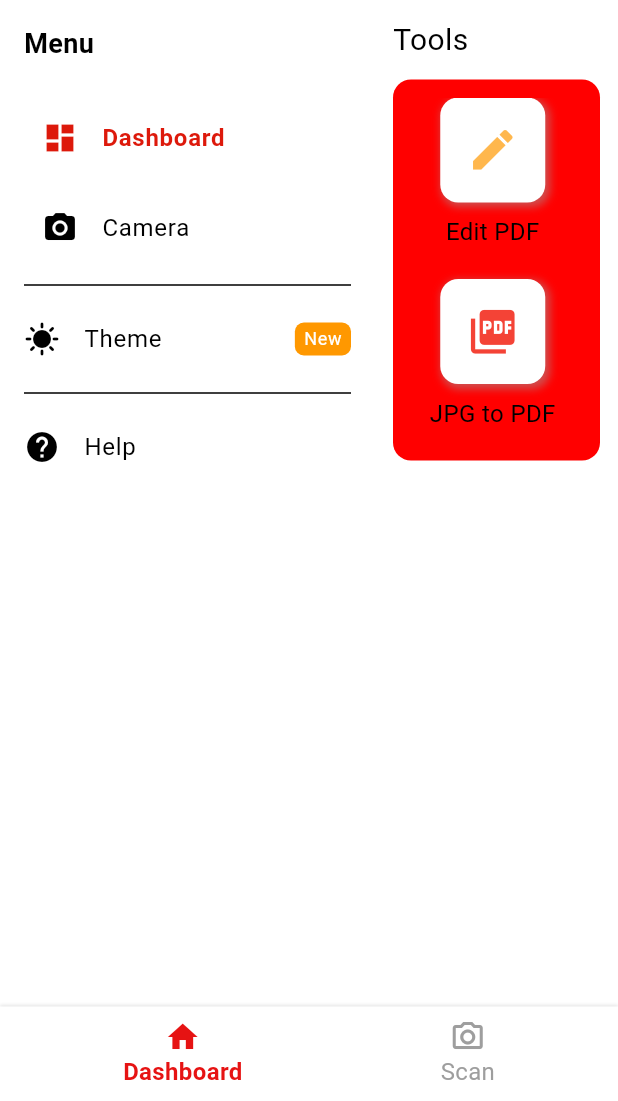
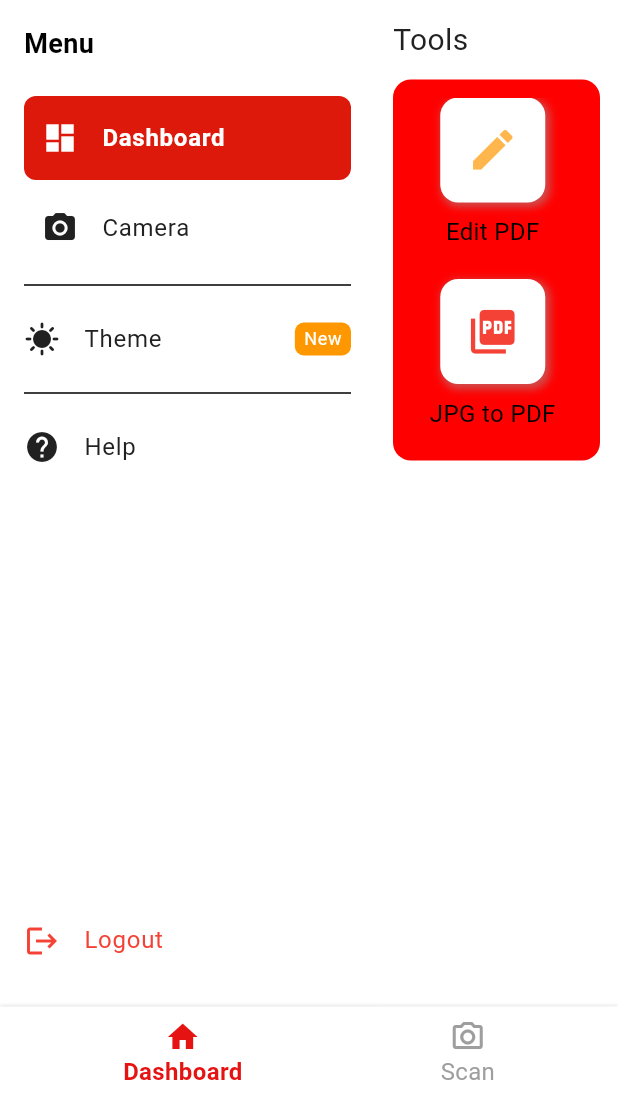
Before and after one commit to mkdm54/easyPDF-app, a Flutter app: the screen it shows after launch, after a tap on the "menu" icon, on a phone screen of 412 x 824 dp, the part 135-1236 px from its top. Run offline on Flutter 3.47's test engine with Material 3 defaults, Android fonts, the phone set to English and light mode, and no system bars; our stand-ins replace flutter_svg, video_player.

Commit message:
STYLE: perbaikan logika warna mode terang dan gelap

```diff
--- a/lib/theme/app_theme.dart
+++ b/lib/theme/app_theme.dart
@@ -10,6 +10,8 @@ class AppTheme {
     colorScheme: ColorScheme.light(
       primary: _primaryColor,
       surface: _lightBgColor,
+      onSurface: _darkBgColor
+
     ),
     textTheme: const TextTheme(
       bodyMedium: TextStyle(color: Colors.black, fontSize: 16),
--- a/lib/widgets/custom_sidebar.dart
+++ b/lib/widgets/custom_sidebar.dart
@@ -16,13 +16,23 @@ class CustomSidebar extends StatelessWidget {
   @override
   Widget build(BuildContext context) {
     final colors = Theme.of(context).colorScheme;
+
     return AnimatedContainer(
-      duration: const Duration(milliseconds: 200),
+      duration: const Duration(milliseconds: 400),
       width: isVisible ? 250 : 0,
       height: double.infinity,
+      decoration: BoxDecoration(
         color: colors.surface,
-      child:
-          isVisible
+        boxShadow: [
+          BoxShadow(
+            color: Colors.black.withValues(alpha: 0.1),
+            offset: const Offset(2, 0),
+            blurRadius: 4,
+            spreadRadius: 1,
+          ),
+        ],
+      ),
+      child: isVisible
           ? Padding(
               padding: const EdgeInsets.all(16.0),
               child: Column(
@@ -55,7 +65,7 @@ class CustomSidebar extends StatelessWidget {
                       children: [
                         const Text('Theme'),
                         const SizedBox(width: 8),
-                          Spacer(),
+                        const Spacer(),
                         Container(
                           padding: const EdgeInsets.symmetric(
                             horizontal: 6,
@@ -77,10 +87,9 @@ class CustomSidebar extends StatelessWidget {
                     ),
                     contentPadding: EdgeInsets.zero,
                     onTap: () {
-                        // Handle tap
+                      // Handle theme toggle
                     },
                   ),
-
                   const Divider(),
                   ListTile(
                     leading: const Icon(Icons.help),
@@ -90,17 +99,18 @@ class CustomSidebar extends StatelessWidget {
                       // Handle help
                     },
                   ),
-
-                    // Tombol Logout
-                    // const Spacer(),
-                    // ListTile(
-                    //   leading: const Icon(Icons.logout, color: Colors.red),
-                    //   title: const Text(
-                    //     'Logout',
-                    //     style: TextStyle(color: Colors.red),
-                    //   ),
-                    //   contentPadding: EdgeInsets.zero,
-                    // ),
+                  const Spacer(),
+                  ListTile(
+                    leading: const Icon(Icons.logout, color: Colors.red),
+                    title: const Text(
+                      'Logout',
+                      style: TextStyle(color: Colors.red),
+                    ),
+                    contentPadding: EdgeInsets.zero,
+                    onTap: () {
+                      // Handle logout
+                    },
+                  ),
                 ],
               ),
             )
@@ -114,24 +124,24 @@ class CustomSidebar extends StatelessWidget {
     required String title,
     required int index,
   }) {
-    bool isSelected = currentIndex == index;
     final colors = Theme.of(context).colorScheme;
+    final bool isSelected = currentIndex == index;
 
     return Container(
       margin: const EdgeInsets.symmetric(vertical: 2),
       decoration: BoxDecoration(
-        color: isSelected ? colors.surface : null,
+        color: isSelected ? colors.primary : null,
         borderRadius: BorderRadius.circular(8),
       ),
       child: ListTile(
         leading: Icon(
           icon,
-          color: isSelected ? colors.primary : colors.onSurface,
+          color: isSelected ? colors.surface : colors.onSurface,
         ),
         title: Text(
           title,
           style: TextStyle(
-            color: isSelected ? colors.primary : colors.onSurface,
+            color: isSelected ? colors.surface : colors.onSurface,
             fontWeight: isSelected ? FontWeight.bold : FontWeight.normal,
           ),
         ),
```
Lines whose indentation alone changed are shown as unchanged.
